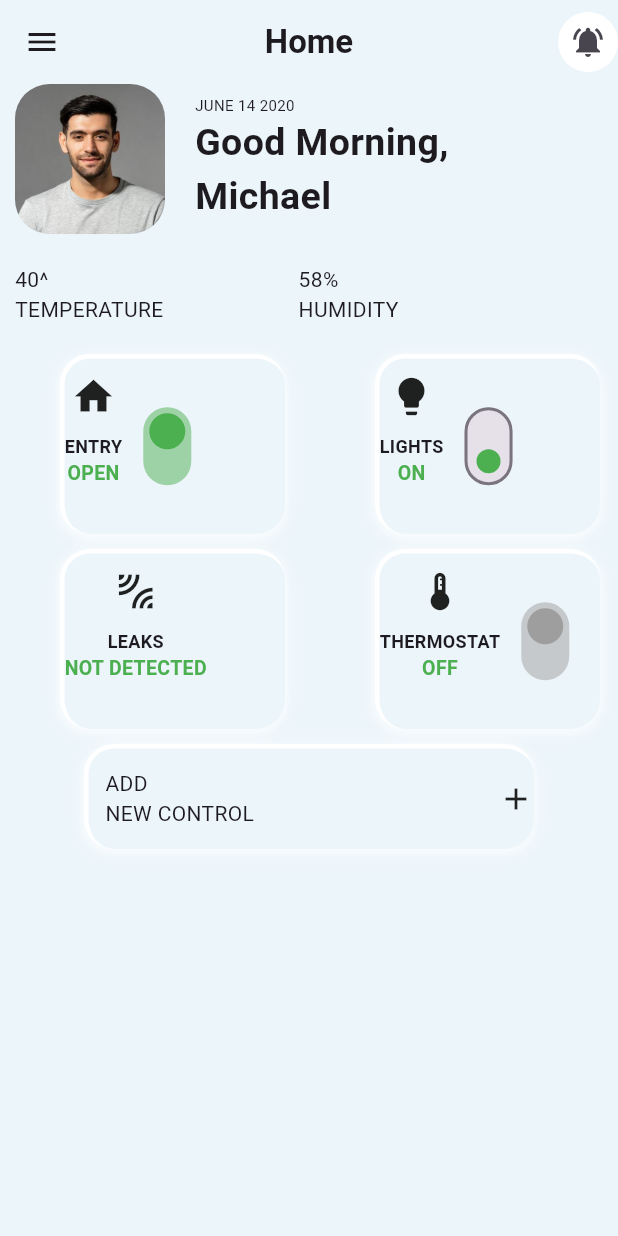
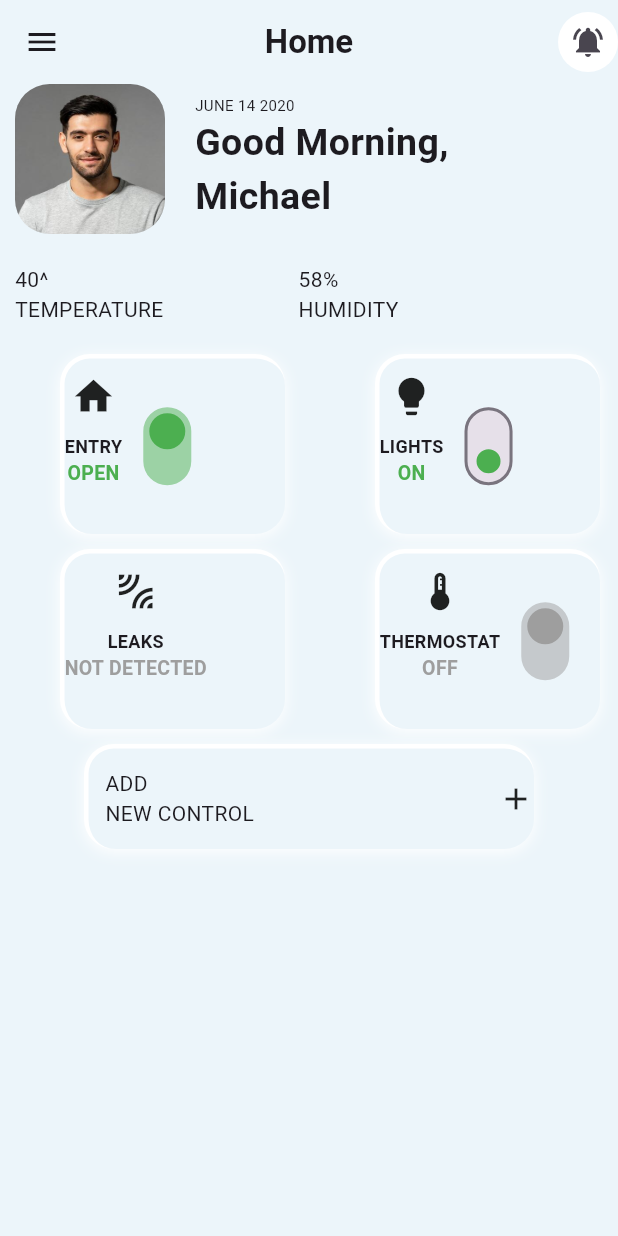
Before and after one commit to akhilapg/Design1, a Flutter app: the SecondScreen screen opened directly, on a phone screen of 412 x 824 dp. Run offline on Flutter 3.47's test engine with Material 3 defaults, Android fonts, the phone set to English and light mode, and no system bars.

Commit message:
i just upadted the the send row colors with index passing

```diff
--- a/lib/second_page.dart
+++ b/lib/second_page.dart
@@ -1,5 +1,3 @@
-// import 'dart:ffi';
-
 import 'package:flutter/material.dart';
 
 class SecondScreen extends StatelessWidget {
@@ -92,7 +90,7 @@ class SecondScreen extends StatelessWidget {
                 "OPEN",
                 true,
                 true,
-                Colors.green,
+                Colors.green,1
               ),
               SizedBox(width: 20),
               secondIconContainer(
@@ -101,7 +99,7 @@ class SecondScreen extends StatelessWidget {
                 "ON",
                 true,
                 false,
-                Colors.green,
+                Colors.green,1
               ),
             ],
           ),
@@ -116,7 +114,7 @@ class SecondScreen extends StatelessWidget {
                 "NOT DETECTED",
                 false,
                 false,
-                Colors.grey
+                Colors.grey,2
               ),
               SizedBox(width: 20),
               secondIconContainer(
@@ -125,7 +123,7 @@ class SecondScreen extends StatelessWidget {
                 "OFF",
                 true,
                 true,
-                Colors.grey,
+                Colors.grey,2
               ),
             ],
           ),
@@ -170,7 +168,7 @@ Widget secondIconContainer(
   String status,
   bool isSwitchNeeded,
   bool isSwitch,
-  Color color,
+  Color color,int index
 ) {
   return Column(
     children: [
@@ -217,7 +215,7 @@ Widget secondIconContainer(
                       style: TextStyle(
                         fontWeight: FontWeight.bold,
                         fontSize: 13,
-                        color: Colors.green,
+                        color: index==1 ?Colors.green:Colors.grey,
                       ),
                     ),
                   ],
```
Also changed, not shown: pubspec.lock.
